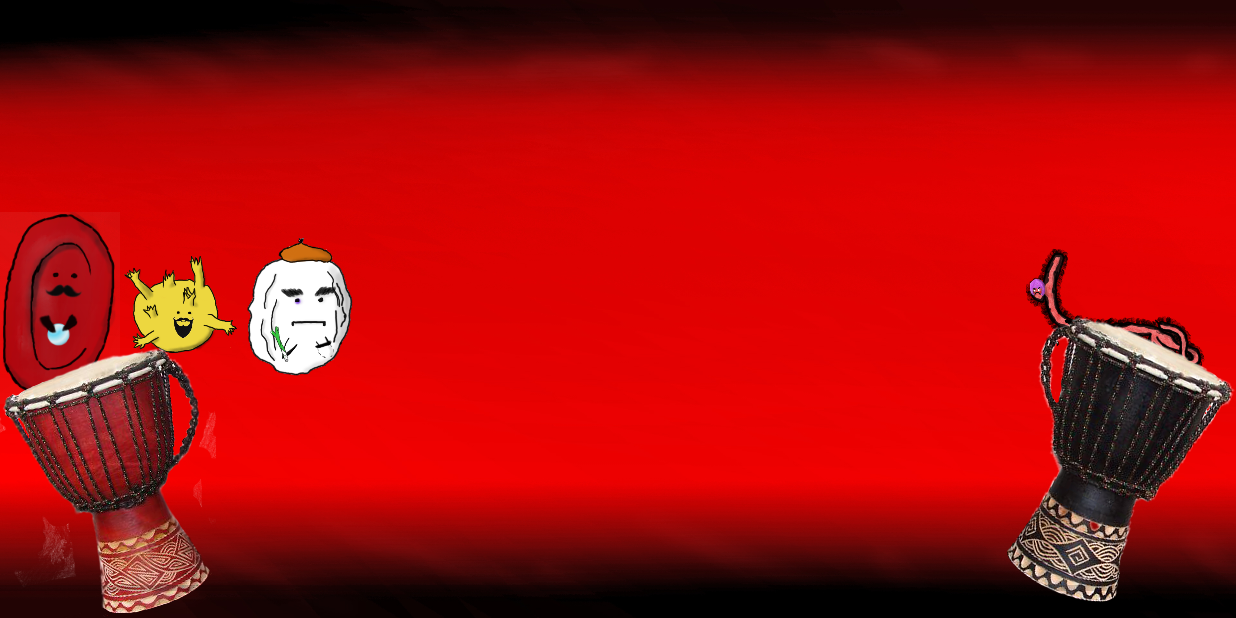
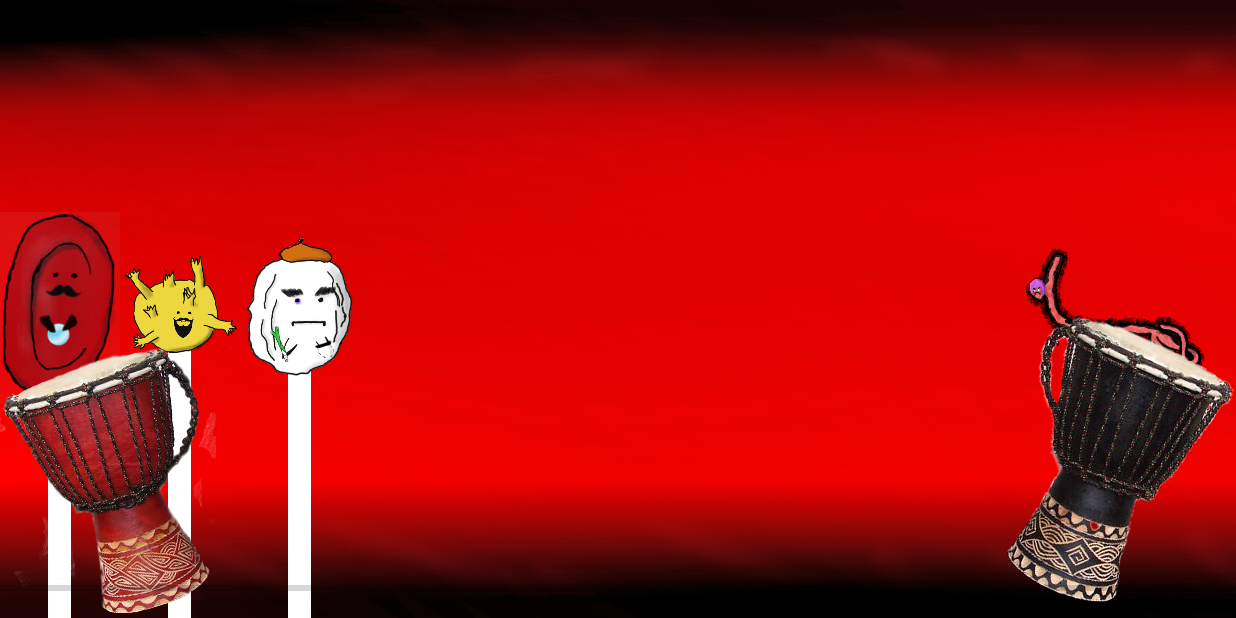
Before and after one commit to chebTS/TheGame, an Android app: the MainActivity screen opened directly, with no data from a screen before it, on a phone screen of 824 x 412 dp (held sideways). Run offline under Robolectric (Android 15) with nearby library versions, the phone set to English and light mode, and no system bars.

Commit message:
White_lines main

```diff
--- a/TheGame/app/src/main/res/layout/activity_main.xml
+++ b/TheGame/app/src/main/res/layout/activity_main.xml
@@ -7,85 +7,152 @@
 
     <TextView
         android:id="@+id/txt_debug"
-        android:textSize="25sp"
+        android:layout_width="wrap_content"
+        android:layout_height="wrap_content"
         android:textColor="@android:color/white"
-        android:layout_width="wrap_content"
-        android:layout_height="wrap_content" />
+        android:textSize="25sp" />
 
     <LinearLayout
-        android:orientation="horizontal"
-        android:gravity="center"
+        android:layout_width="match_parent"
+        android:layout_height="match_parent"
+        android:gravity="left|center"
+        android:orientation="horizontal">
+
+        <RelativeLayout
             android:layout_width="wrap_content"
             android:layout_height="match_parent">
 
+            <LinearLayout
+                android:layout_centerHorizontal="true"
+                android:orientation="vertical"
+                android:layout_width="wrap_content"
+                android:layout_height="match_parent">
+                <View
+                    android:layout_width="15dp"
+                    android:layout_weight="1"
+                    android:layout_height="0dp"/>
+                <View
+                    android:background="@android:color/white"
+                    android:layout_width="15dp"
+                    android:layout_weight="1"
+                    android:layout_height="0dp"/>
+            </LinearLayout>
+
             <ImageView
                 android:id="@+id/img_ero"
-            android:src="@drawable/eri"
+                android:layout_centerInParent="true"
                 android:layout_width="80dp"
-            android:layout_height="wrap_content" />
+                android:layout_height="wrap_content"
+                android:src="@drawable/eri" />
+
+        </RelativeLayout>
+        <RelativeLayout
+            android:layout_width="wrap_content"
+            android:layout_height="match_parent">
+
+            <LinearLayout
+                android:layout_centerHorizontal="true"
+                android:orientation="vertical"
+                android:layout_width="wrap_content"
+                android:layout_height="match_parent">
+                <View
+                    android:layout_width="15dp"
+                    android:layout_weight="1"
+                    android:layout_height="0dp"/>
+                <View
+                    android:background="@android:color/white"
+                    android:layout_width="15dp"
+                    android:layout_weight="1"
+                    android:layout_height="0dp"/>
+            </LinearLayout>
 
             <ImageView
                 android:id="@+id/img_trombo"
-            android:src="@drawable/tro"
+                android:layout_centerInParent="true"
                 android:layout_width="80dp"
-            android:layout_height="wrap_content" />
+                android:layout_height="wrap_content"
+                android:src="@drawable/tro" />
+
+        </RelativeLayout>
+        <RelativeLayout
+            android:layout_width="wrap_content"
+            android:layout_height="match_parent">
+            <LinearLayout
+                android:layout_centerHorizontal="true"
+                android:orientation="vertical"
+                android:layout_width="wrap_content"
+                android:layout_height="match_parent">
+                <View
+                    android:layout_width="15dp"
+                    android:layout_weight="1"
+                    android:layout_height="0dp"/>
+                <View
+                    android:background="@android:color/white"
+                    android:layout_width="15dp"
+                    android:layout_weight="1"
+                    android:layout_height="0dp"/>
+            </LinearLayout>
 
             <ImageView
                 android:id="@+id/img_leiko"
-            android:src="@drawable/lei"
+                android:layout_centerInParent="true"
                 android:layout_width="80dp"
-            android:layout_height="wrap_content" />
+                android:layout_height="wrap_content"
+                android:src="@drawable/lei" />
+        </RelativeLayout>
     </LinearLayout>
 
+
     <LinearLayout
+        android:layout_width="wrap_content"
+        android:layout_height="match_parent"
         android:layout_alignParentRight="true"
-        android:orientation="vertical"
         android:gravity="center"
-        android:layout_width="wrap_content"
-        android:layout_height="match_parent">
+        android:orientation="vertical">
 
         <ImageView
             android:id="@+id/img_bad_guy_1"
-            android:src="@drawable/ebbi"
+            android:layout_width="120dp"
+            android:layout_height="wrap_content"
             android:layout_margin="20dp"
-            android:layout_width="120dp"
-            android:layout_height="wrap_content" />
+            android:src="@drawable/ebbi" />
 
     </LinearLayout>
 
+
     <LinearLayout
-        android:orientation="horizontal"
         android:layout_width="match_parent"
-        android:layout_height="match_parent">
+        android:layout_height="match_parent"
+        android:orientation="horizontal">
 
         <LinearLayout
             android:id="@+id/left"
-            android:orientation="horizontal"
+            android:layout_width="0dp"
+            android:layout_height="match_parent"
             android:layout_weight="1"
+            android:background="@drawable/click_selector"
             android:gravity="bottom|left"
-            android:background="@drawable/click_selector"
-            android:layout_width="0dp"
-            android:layout_height="match_parent">
+            android:orientation="horizontal">
 
             <ImageView
-                android:src="@drawable/left"
                 android:layout_width="wrap_content"
-                android:layout_height="wrap_content" />
+                android:layout_height="wrap_content"
+                android:src="@drawable/left" />
         </LinearLayout>
 
         <LinearLayout
             android:id="@+id/right"
-            android:orientation="horizontal"
+            android:layout_width="0dp"
+            android:layout_height="match_parent"
             android:layout_weight="1"
+            android:background="@drawable/click_selector"
             android:gravity="bottom|right"
-            android:background="@drawable/click_selector"
-            android:layout_width="0dp"
-            android:layout_height="match_parent">
+            android:orientation="horizontal">
 
             <ImageView
-                android:src="@drawable/right"
                 android:layout_width="wrap_content"
-                android:layout_height="wrap_content" />
+                android:layout_height="wrap_content"
+                android:src="@drawable/right" />
 
         </LinearLayout>
 
@@ -93,10 +160,10 @@
 
     <ProgressBar
         android:id="@+id/progress_level"
-        android:max="10"
-        android:progress="0"
-        android:layout_alignParentBottom="true"
         style="?android:attr/progressBarStyleHorizontal"
         android:layout_width="match_parent"
-        android:layout_height="40dp" />
+        android:layout_height="40dp"
+        android:layout_alignParentBottom="true"
+        android:max="10"
+        android:progress="0" />
 </RelativeLayout>
```
Lines whose indentation alone changed are shown as unchanged.
